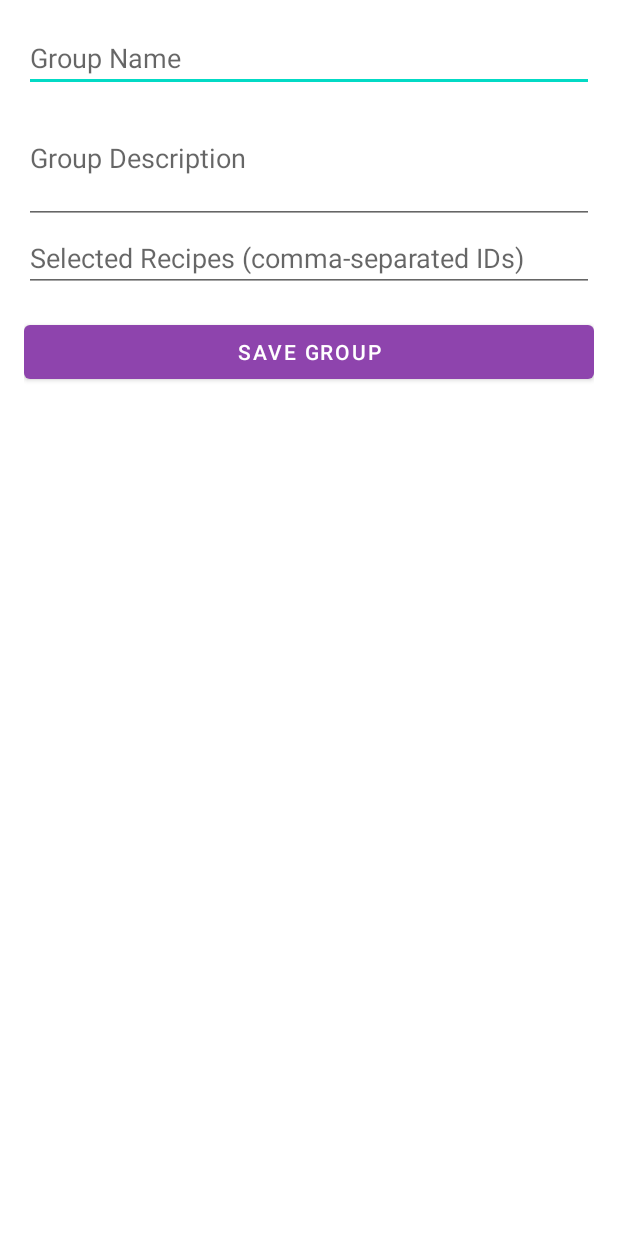
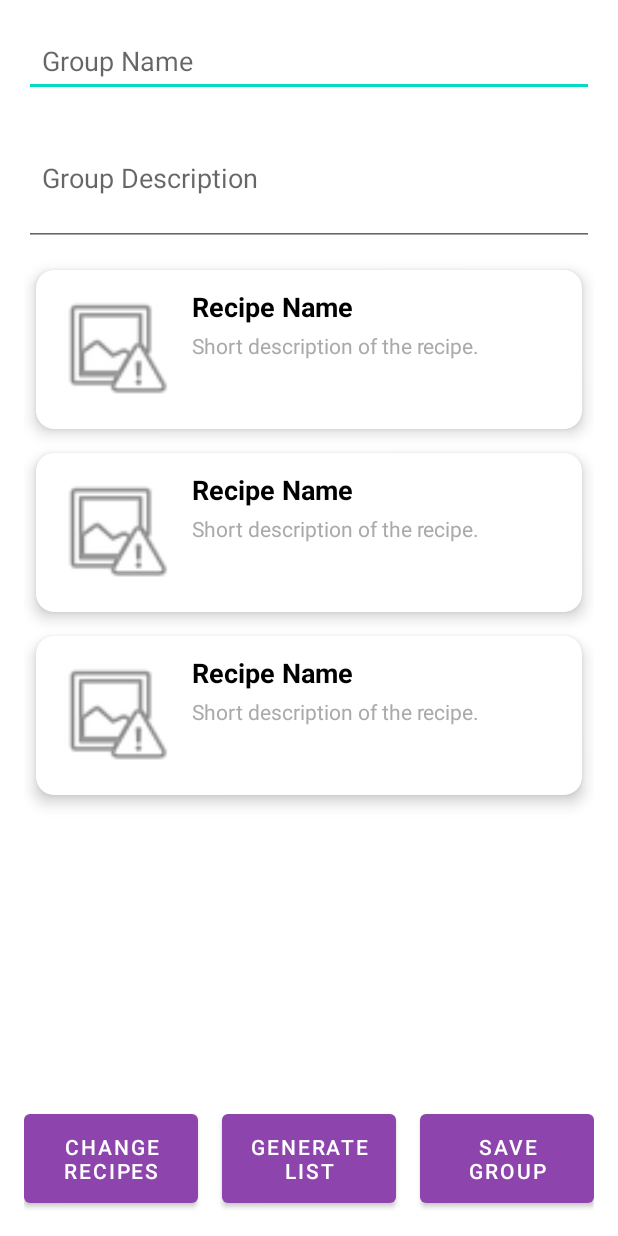
Before and after one commit to MvandeKamp/Yumly, an Android app: the layout editor_group.xml on its own in the app's theme, with its tools: preview values and no code run, on a phone screen of 412 x 824 dp. Run offline under Robolectric (Android 15) with nearby library versions, the light colour scheme and no system bars.

Commit message:
fully implemented GroupFragment

```diff
--- a/app/src/main/java/com/mvandekamp/yumly/ui/inventory/InventoryFragment.java
+++ b/app/src/main/java/com/mvandekamp/yumly/ui/inventory/InventoryFragment.java
@@ -53,7 +53,7 @@ public class InventoryFragment extends Fragment {
                         ImageProcessor.sendImageToOpenAI(
                                 getContext(),
                                 imageBitmap,
-                                "Extract the ingredients information from the provided image to the provided output format. Only Food and Edibles!!!! Extract the ingredients to Metric units if price, date, amount (amount is often in the name metric or imperial like 1kg or 1lb) is not Available leave it empty. Available units: ml, l, kg, g, tbsp, tsp and default if none eligible 'unit'",
+                                "Extract the ingredients information from the provided image to the provided output format. Only Food and Edibles!!!! Extract the ingredients to Metric units if price, date, amount (amount is often in the name, metric or imperial like 1kg or 1lb so use that as the amount) is not Available leave it empty. Available units: ml, l, kg, g, tbsp, tsp and default if none eligible 'unit'",
                                 "ingredients"
                         );
                     }
@@ -116,7 +116,7 @@ public class InventoryFragment extends Fragment {
         });
 
         // Set click listener for ingredients
-        adapter.setOnIngredientClickListener((ingredient, position) -> showEditIngredientDialog(ingredient, position));
+        adapter.setOnIngredientClickListener(this::showEditIngredientDialog);
 
         // Initialize buttons
         processImageButton = view.findViewById(R.id.processImageButton);
--- a/app/src/main/res/layout/editor_group.xml
+++ b/app/src/main/res/layout/editor_group.xml
@@ -1,18 +1,11 @@
 <?xml version="1.0" encoding="utf-8"?>
-<androidx.constraintlayout.widget.ConstraintLayout xmlns:android="http://schemas.android.com/apk/res/android"
-    android:layout_width="match_parent"
-    android:layout_height="match_parent">
-
-
-    <ScrollView xmlns:android="http://schemas.android.com/apk/res/android"
+<androidx.constraintlayout.widget.ConstraintLayout
+    xmlns:android="http://schemas.android.com/apk/res/android"
+    xmlns:app="http://schemas.android.com/apk/res-auto"
+    xmlns:tools="http://schemas.android.com/tools"
     android:layout_width="match_parent"
     android:layout_height="match_parent"
     android:padding="16dp">
-
-        <LinearLayout
-            android:layout_width="match_parent"
-            android:layout_height="wrap_content"
-            android:orientation="vertical">
 
     <!-- Group Name -->
     <EditText
@@ -20,7 +13,11 @@
         android:layout_width="match_parent"
         android:layout_height="wrap_content"
         android:hint="Group Name"
-                android:inputType="text" />
+        android:inputType="text"
+        android:padding="12dp"
+        app:layout_constraintStart_toStartOf="parent"
+        app:layout_constraintEnd_toEndOf="parent"
+        app:layout_constraintTop_toTopOf="parent" />
 
     <!-- Group Description -->
     <EditText
@@ -29,25 +26,65 @@
         android:layout_height="wrap_content"
         android:hint="Group Description"
         android:inputType="textMultiLine"
-                android:minLines="3" />
+        android:minLines="3"
+        android:padding="12dp"
+        android:layout_marginTop="8dp"
+        app:layout_constraintStart_toStartOf="parent"
+        app:layout_constraintEnd_toEndOf="parent"
+        app:layout_constraintTop_toBottomOf="@id/groupNameEditText" />
 
-            <!-- Selected Recipes -->
-            <EditText
-                android:id="@+id/groupRecipesEditText"
+    <!-- RecyclerView -->
+    <androidx.recyclerview.widget.RecyclerView
+        android:id="@+id/recipeRecyclerView"
+        android:layout_width="0dp"
+        android:layout_height="0dp"
+        android:layout_marginTop="8dp"
+        android:layout_marginBottom="8dp"
+        app:layout_constraintStart_toStartOf="parent"
+        app:layout_constraintEnd_toEndOf="parent"
+        app:layout_constraintTop_toBottomOf="@id/groupDescriptionEditText"
+        app:layout_constraintBottom_toTopOf="@id/groupEditButtonLayout"
+        tools:listitem="@layout/item_recipe" />
+
+    <!-- Button Container -->
+    <LinearLayout
+        android:id="@+id/groupEditButtonLayout"
         android:layout_width="match_parent"
         android:layout_height="wrap_content"
-                android:hint="Selected Recipes (comma-separated IDs)"
-                android:inputType="text" />
+        android:orientation="horizontal"
+        android:gravity="center"
+        android:layout_marginTop="8dp"
+        app:layout_constraintStart_toStartOf="parent"
+        app:layout_constraintEnd_toEndOf="parent"
+        app:layout_constraintBottom_toBottomOf="parent">
 
+        <Button
+            android:id="@+id/changeSelectedRecipes"
+            android:layout_width="0dp"
+            android:layout_height="wrap_content"
+            android:layout_weight="1"
+            android:layout_marginEnd="8dp"
+            android:padding="12dp"
+            android:text="Change Recipes" />
 
-            <!-- Save Button -->
+        <Button
+            android:id="@+id/generateShoppingList"
+            android:layout_width="0dp"
+            android:layout_height="wrap_content"
+            android:layout_marginStart="8dp"
+            android:layout_marginEnd="8dp"
+            android:layout_weight="1"
+            android:padding="12dp"
+            android:text="Generate List" />
+
         <Button
             android:id="@+id/saveGroupButton"
-                android:layout_width="match_parent"
+            android:layout_width="0dp"
             android:layout_height="wrap_content"
-                android:text="Save Group"
-                android:layout_marginTop="16dp" />
+            android:layout_weight="1"
+            android:layout_marginStart="8dp"
+            android:padding="12dp"
+            android:text="Save Group" />
+    </LinearLayout>
 
-        </LinearLayout>
-    </ScrollView>
 </androidx.constraintlayout.widget.ConstraintLayout>
```
Also changed, not shown: app/src/main/java/com/mvandekamp/yumly/models/Recipe.java (+9 -0 lines), app/src/main/java/com/mvandekamp/yumly/ui/group/GroupAdapter.java (+14 -4 lines), app/src/main/java/com/mvandekamp/yumly/ui/group/GroupFragment.java (+36 -11 lines), app/src/main/java/com/mvandekamp/yumly/ui/group/GroupSelectedFragment.java (added, +190 -0 lines), app/src/main/java/com/mvandekamp/yumly/ui/group/GroupSelectedRecipesAdapter.java (added, +66 -0 lines), app/src/main/java/com/mvandekamp/yumly/ui/group/RecipeSelectedAdapter.java (added, +98 -0 lines), app/src/main/java/com/mvandekamp/yumly/ui/group/ShoppingListGenerator.java (added, +65 -0 lines), app/src/main/res/layout/dialog_select_recipes.xml (added, +16 -0 lines), app/src/main/res/layout/item_recipe_select.xml (added, +73 -0 lines). Lines whose indentation alone changed are shown as unchanged.
